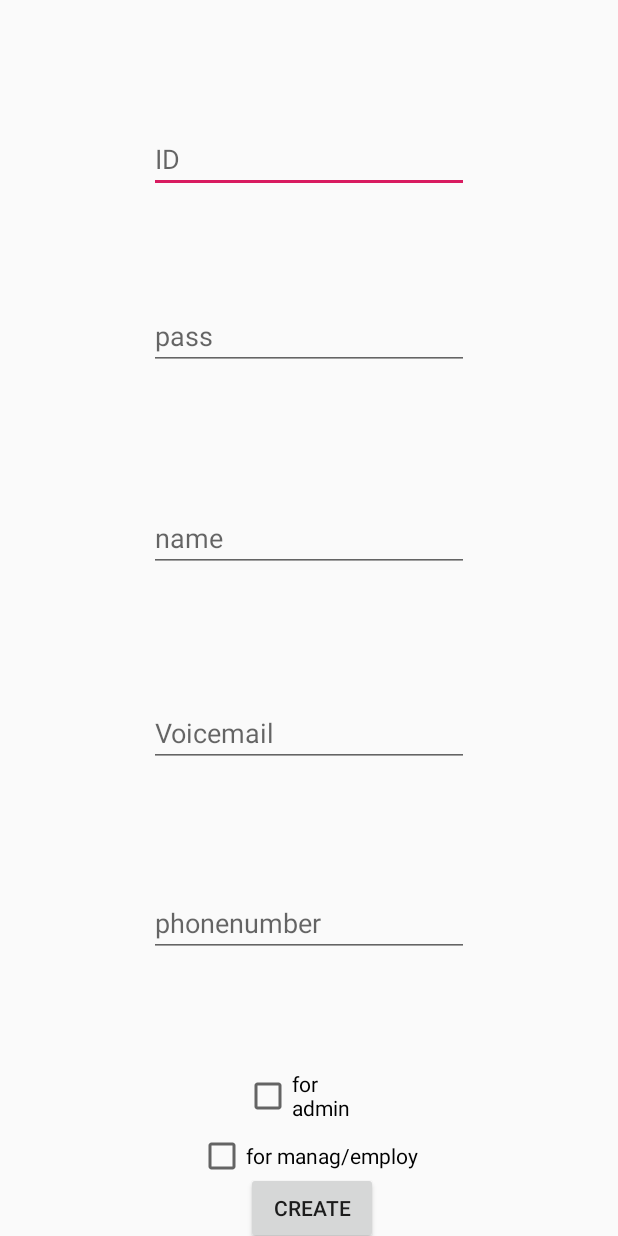
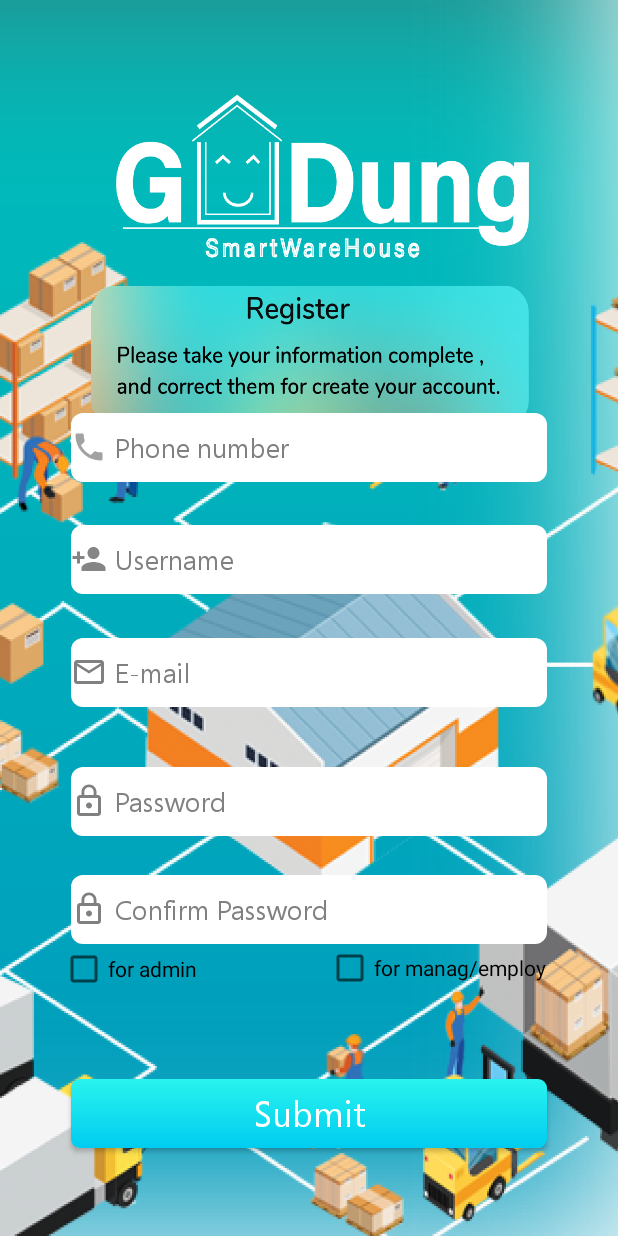
Before and after one commit to tammapon/warehouse, an Android app: the page_register screen opened directly, with no data from a screen before it, on a phone screen of 412 x 824 dp. Run offline under Robolectric (Android 15) with nearby library versions, the phone set to English and light mode, and no system bars.

Commit message:
update 2

```diff
--- a/app/src/main/java/com/example/test4/page_login.java
+++ b/app/src/main/java/com/example/test4/page_login.java
@@ -7,7 +7,10 @@ import android.os.Bundle;
 import android.view.View;
 import android.widget.Button;
 import android.widget.EditText;
+import android.widget.TextView;
 import android.widget.Toast;
+
+import org.w3c.dom.Text;
 
 public class page_login extends AppCompatActivity {
     EditText id_login,pass_login;
@@ -22,7 +25,7 @@ public class page_login extends AppCompatActivity {
         id_login=(EditText)findViewById(R.id.id_login);
         pass_login=(EditText)findViewById(R.id.pass_login);
         access_login=(Button)findViewById(R.id.access_login);
-        register_login=(Button)findViewById(R.id.register_login);
+        register_login=(Button) findViewById(R.id.register_login);
 
         register_login.setOnClickListener(new View.OnClickListener() {
             @Override
--- a/app/src/main/java/com/example/test4/page_register.java
+++ b/app/src/main/java/com/example/test4/page_register.java
@@ -15,12 +15,10 @@ public class page_register extends AppCompatActivity {
     CheckBox checkbox_A,checkbox_ME;
     EditText id_regis,pass_regis,name_regis,mail_regis,phone_regis;
     Button create_register;
-
     @Override
     protected void onCreate(Bundle savedInstanceState) {
         super.onCreate(savedInstanceState);
         setContentView(R.layout.activity_page_register);
-
         create_register=(Button)findViewById(R.id.button_create_regis);
         checkbox_A=(CheckBox)findViewById(R.id.checkBox_admin);
         checkbox_ME=(CheckBox)findViewById(R.id.checkBox_manager_employee);
@@ -29,7 +27,6 @@ public class page_register extends AppCompatActivity {
         name_regis=(EditText)findViewById(R.id.name_regis);
         mail_regis=(EditText)findViewById(R.id.mail_regis);
         phone_regis=(EditText)findViewById(R.id.phone_regis);
-
         create_register.setOnClickListener(new View.OnClickListener() {
             @Override
             public void onClick(View v) {
--- /dev/null
+++ b/app/src/main/res/drawable/ic_call_black_24dp.xml
@@ -0,0 +1,5 @@
+<vector android:height="24dp" android:tint="#8A8A8A"
+    android:viewportHeight="24.0" android:viewportWidth="24.0"
+    android:width="24dp" xmlns:android="http://schemas.android.com/apk/res/android">
+    <path android:fillColor="#FF000000" android:pathData="M6.62,10.79c1.44,2.83 3.76,5.14 6.59,6.59l2.2,-2.2c0.27,-0.27 0.67,-0.36 1.02,-0.24 1.12,0.37 2.33,0.57 3.57,0.57 0.55,0 1,0.45 1,1V20c0,0.55 -0.45,1 -1,1 -9.39,0 -17,-7.61 -17,-17 0,-0.55 0.45,-1 1,-1h3.5c0.55,0 1,0.45 1,1 0,1.25 0.2,2.45 0.57,3.57 0.11,0.35 0.03,0.74 -0.25,1.02l-2.2,2.2z"/>
+</vector>
--- /dev/null
+++ b/app/src/main/res/drawable/phone.xml
@@ -0,0 +1,5 @@
+<vector android:height="24dp" android:tint="#A2A2A2"
+    android:viewportHeight="24.0" android:viewportWidth="24.0"
+    android:width="24dp" xmlns:android="http://schemas.android.com/apk/res/android">
+    <path android:fillColor="#FF000000" android:pathData="M6.62,10.79c1.44,2.83 3.76,5.14 6.59,6.59l2.2,-2.2c0.27,-0.27 0.67,-0.36 1.02,-0.24 1.12,0.37 2.33,0.57 3.57,0.57 0.55,0 1,0.45 1,1V20c0,0.55 -0.45,1 -1,1 -9.39,0 -17,-7.61 -17,-17 0,-0.55 0.45,-1 1,-1h3.5c0.55,0 1,0.45 1,1 0,1.25 0.2,2.45 0.57,3.57 0.11,0.35 0.03,0.74 -0.25,1.02l-2.2,2.2z"/>
+</vector>
--- a/app/src/main/res/layout/activity_page_register.xml
+++ b/app/src/main/res/layout/activity_page_register.xml
@@ -4,18 +4,24 @@
     xmlns:tools="http://schemas.android.com/tools"
     android:layout_width="match_parent"
     android:layout_height="match_parent"
+    android:background="@drawable/register1"
     tools:context=".page_register">
 
     <EditText
         android:id="@+id/id_regis"
-        android:layout_width="wrap_content"
-        android:layout_height="wrap_content"
-        android:layout_marginTop="10dp"
-        android:autofillHints=""
+        android:layout_width="317dp"
+        android:layout_height="46dp"
+        android:layout_marginTop="275dp"
+        android:background="@drawable/button_white"
+        android:drawablePadding="5dp"
         android:ems="10"
-        android:hint="@string/id"
-        android:inputType="textPersonName"
-        app:layout_constraintBottom_toTopOf="@+id/pass_regis"
+        android:fontFamily="@font/segoe"
+        android:drawableStart="@drawable/phone"
+        android:hint="Phone number"
+        android:inputType="textEmailAddress"
+        android:textColor="#000000"
+        android:textColorHint="#808080"
+        app:layout_constraintBottom_toBottomOf="parent"
         app:layout_constraintEnd_toEndOf="parent"
         app:layout_constraintStart_toStartOf="parent"
         app:layout_constraintTop_toTopOf="parent"
@@ -23,70 +29,97 @@
 
     <EditText
         android:id="@+id/pass_regis"
-        android:layout_width="wrap_content"
-        android:layout_height="wrap_content"
-        android:layout_marginBottom="16dp"
+        android:layout_width="317dp"
+        android:layout_height="46dp"
+        android:layout_marginTop="350dp"
+        android:background="@drawable/button_white"
+        android:drawableStart="@drawable/personadd"
+        android:drawablePadding="5dp"
         android:ems="10"
-        android:hint="@string/pass"
-        android:importantForAutofill="no"
-        android:inputType="textPassword"
-        app:layout_constraintBottom_toTopOf="@+id/name_regis"
+        android:fontFamily="@font/segoe"
+        android:hint="Username"
+        android:inputType="textEmailAddress"
+        android:textColor="#000000"
+        android:textColorHint="#808080"
+        app:layout_constraintBottom_toBottomOf="parent"
         app:layout_constraintEnd_toEndOf="parent"
         app:layout_constraintStart_toStartOf="parent"
-        app:layout_constraintTop_toBottomOf="@+id/id_regis" />
+        app:layout_constraintTop_toTopOf="parent"
+        app:layout_constraintVertical_bias="0.0" />
+
 
     <EditText
         android:id="@+id/name_regis"
-        android:layout_width="wrap_content"
-        android:layout_height="wrap_content"
-        android:layout_marginBottom="12dp"
-        android:autofillHints=""
+        android:layout_width="317dp"
+        android:layout_height="46dp"
+        android:layout_marginTop="425dp"
+        android:background="@drawable/button_white"
+        android:drawableStart="@drawable/ic_mail_outline_black_24dp"
+        android:drawableLeft="@drawable/ic_mail_outline_black_24dp"
+        android:drawablePadding="5dp"
         android:ems="10"
-        android:hint="@string/name"
-        android:inputType="textPersonName"
-        app:layout_constraintBottom_toTopOf="@+id/mail_regis"
+        android:fontFamily="@font/segoe"
+        android:hint="E-mail"
+        android:inputType="textEmailAddress"
+        android:textColor="#000000"
+        android:textColorHint="#808080"
+        app:layout_constraintBottom_toBottomOf="parent"
         app:layout_constraintEnd_toEndOf="parent"
         app:layout_constraintStart_toStartOf="parent"
-        app:layout_constraintTop_toBottomOf="@+id/pass_regis" />
+        app:layout_constraintTop_toTopOf="parent"
+        app:layout_constraintVertical_bias="0.0" />
 
     <EditText
         android:id="@+id/mail_regis"
-        android:layout_width="wrap_content"
-        android:layout_height="wrap_content"
-        android:layout_marginBottom="8dp"
+        android:layout_width="317dp"
+        android:layout_height="46dp"
+        android:layout_marginTop="500dp"
+        android:background="@drawable/button_white"
+        android:drawableStart="@drawable/log"
+        android:drawableLeft="@drawable/log"
+        android:drawablePadding="5dp"
         android:ems="10"
-        android:hint="@android:string/defaultVoiceMailAlphaTag"
-        android:inputType="textEmailAddress"
-        app:layout_constraintBottom_toTopOf="@+id/phone_regis"
+        android:fontFamily="@font/segoe"
+        android:hint="Password"
+        android:inputType="textPassword"
+        android:textColorHint="#808080"
+        app:layout_constraintBottom_toBottomOf="parent"
         app:layout_constraintEnd_toEndOf="parent"
-        app:layout_constraintHorizontal_bias="0.5"
         app:layout_constraintStart_toStartOf="parent"
-        app:layout_constraintTop_toBottomOf="@+id/name_regis"
-        android:autofillHints="" />
+        app:layout_constraintTop_toTopOf="parent"
+        app:layout_constraintVertical_bias="0.04000002" />
 
     <EditText
         android:id="@+id/phone_regis"
-        android:layout_width="wrap_content"
-        android:layout_height="wrap_content"
-        android:autofillHints=""
+        android:layout_width="317dp"
+        android:layout_height="46dp"
+        android:layout_marginTop="575dp"
+        android:background="@drawable/button_white"
+        android:drawableStart="@drawable/log"
+        android:drawableLeft="@drawable/log"
+        android:drawablePadding="5dp"
         android:ems="10"
-        android:hint="@string/phonenumber"
-        android:inputType="phone"
-        app:layout_constraintBottom_toTopOf="@+id/checkBox_admin"
+        android:fontFamily="@font/segoe"
+        android:hint="Confirm Password"
+        android:inputType="textPassword"
+        android:textColorHint="#808080"
+        app:layout_constraintBottom_toBottomOf="parent"
         app:layout_constraintEnd_toEndOf="parent"
         app:layout_constraintStart_toStartOf="parent"
-        app:layout_constraintTop_toBottomOf="@+id/mail_regis" />
+        app:layout_constraintTop_toTopOf="parent"
+        app:layout_constraintVertical_bias="0.04000002" />
 
     <CheckBox
         android:id="@+id/checkBox_admin"
-        android:layout_width="87dp"
-        android:layout_height="40dp"
+        android:layout_width="135dp"
+        android:layout_height="33dp"
         android:text="@string/for_admin"
         app:layout_constraintBottom_toBottomOf="parent"
         app:layout_constraintEnd_toEndOf="parent"
+        app:layout_constraintHorizontal_bias="0.145"
         app:layout_constraintStart_toStartOf="parent"
         app:layout_constraintTop_toBottomOf="@+id/phone_regis"
-        app:layout_constraintVertical_bias="0.183" />
+        app:layout_constraintVertical_bias="0.0" />
 
     <CheckBox
         android:id="@+id/checkBox_manager_employee"
@@ -95,21 +128,29 @@
         android:text="@string/for_manag_employ"
         app:layout_constraintBottom_toBottomOf="parent"
         app:layout_constraintEnd_toEndOf="parent"
-        app:layout_constraintHorizontal_bias="0.498"
+        app:layout_constraintHorizontal_bias="0.819"
         app:layout_constraintStart_toStartOf="parent"
-        app:layout_constraintTop_toBottomOf="@+id/checkBox_admin"
-        app:layout_constraintVertical_bias="0.095" />
+        app:layout_constraintTop_toBottomOf="@+id/phone_regis"
+        app:layout_constraintVertical_bias="0.0" />
 
     <Button
         android:id="@+id/button_create_regis"
-        android:layout_width="wrap_content"
-        android:layout_height="wrap_content"
-        android:text="@string/create"
+        android:layout_width="317dp"
+        android:layout_height="46dp"
+        android:layout_marginTop="650dp"
+        android:background="@drawable/drawable_menu"
+        android:drawablePadding="5dp"
+        android:ems="10"
+        android:fontFamily="@font/segoe"
+        android:inputType="textEmailAddress"
+        android:text="Submit"
+        android:textAlignment="center"
+        android:textColor="#FFFFFF"
+        android:textSize="24sp"
         app:layout_constraintBottom_toBottomOf="parent"
         app:layout_constraintEnd_toEndOf="parent"
-        app:layout_constraintHorizontal_bias="0.507"
         app:layout_constraintStart_toStartOf="parent"
-        app:layout_constraintTop_toBottomOf="@+id/checkBox_manager_employee"
-        app:layout_constraintVertical_bias="0.512" />
+        app:layout_constraintTop_toTopOf="parent"
+        app:layout_constraintVertical_bias="0.542" />
 
 </androidx.constraintlayout.widget.ConstraintLayout>
--- a/app/src/main/res/values/colors.xml
+++ b/app/src/main/res/values/colors.xml
@@ -1,6 +1,6 @@
 <?xml version="1.0" encoding="utf-8"?>
 <resources>
-    <color name="colorPrimary">#008577</color>
+    <color name="colorPrimary">#00F8F7F7</color>
     <color name="colorPrimaryDark">#00574B</color>
     <color name="colorAccent">#D81B60</color>
 </resources>
```
Also changed, not shown: app/src/main/res/layout/activity_page_login.xml (+53 -24 lines).
